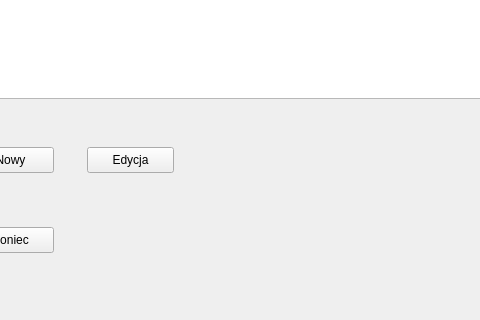
First picture: the form in itemList.ui, repository arekbr/Inwentaryzacja, before the edit; both pictures show x 383 to 863 and y 183 to 503 of the 1353 by 618 pixel window.
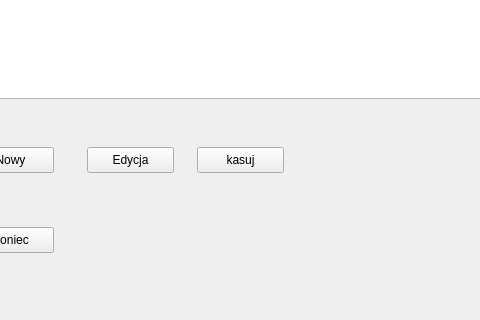
Second picture: the form after the edit.

Commit message: kasowanie rekordu i poprawna edycja.

```diff
--- a/itemList.ui
+++ b/itemList.ui
@@ -72,6 +72,19 @@
     <string>Koniec</string>
    </property>
   </widget>
+  <widget class="QPushButton" name="itemList_pushButton_delete">
+   <property name="geometry">
+    <rect>
+     <x>580</x>
+     <y>330</y>
+     <width>87</width>
+     <height>26</height>
+    </rect>
+   </property>
+   <property name="text">
+    <string>kasuj</string>
+   </property>
+  </widget>
  </widget>
  <resources/>
  <connections/>
```
The commit also changes 2 other files.
